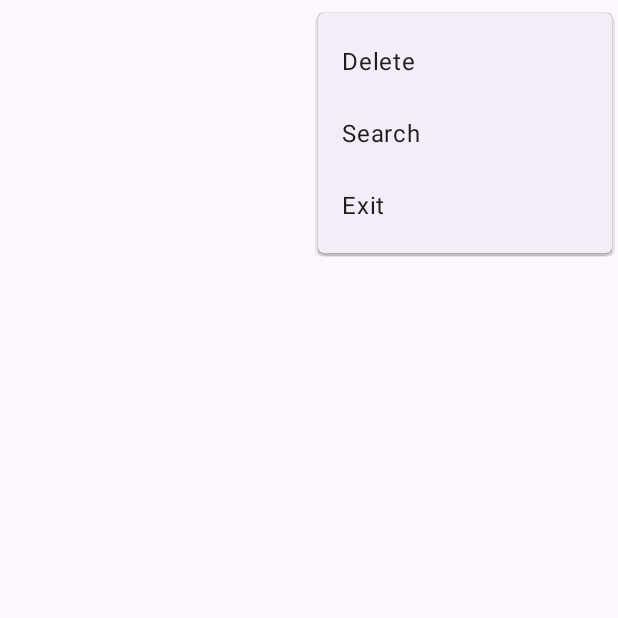
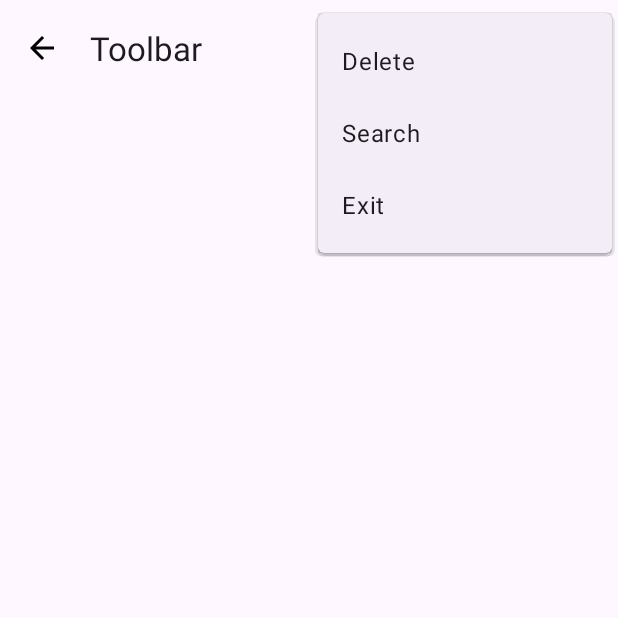
Before and after one commit to Rafaella-Sbizarro/AppMenuTopbar, an Android app: the screen it shows after launch (MainActivity), with the options menu open, on a phone screen of 412 x 824 dp, the top half of it. Run offline under Robolectric (Android 15) with nearby library versions, the phone set to English and light mode, and no system bars.

```diff
--- a/app/src/main/AndroidManifest.xml
+++ b/app/src/main/AndroidManifest.xml
@@ -13,6 +13,9 @@
         android:theme="@style/Theme.MyApp"
         tools:targetApi="31">
         <activity
+            android:name=".MenuPrincipalActivity"
+            android:exported="false" />
+        <activity
             android:name=".MainActivity"
             android:exported="true">
             <intent-filter>
--- /dev/null
+++ b/app/src/main/res/drawable/baseline_arrow_back.xml
@@ -0,0 +1,5 @@
+<vector xmlns:android="http://schemas.android.com/apk/res/android" android:autoMirrored="true" android:height="24dp" android:tint="#000000" android:viewportHeight="24" android:viewportWidth="24" android:width="24dp">
+
+    <path android:fillColor="@android:color/white" android:pathData="M20,11H7.83l5.59,-5.59L12,4l-8,8 8,8 1.41,-1.41L7.83,13H20v-2z"/>
+
+</vector>
--- /dev/null
+++ b/app/src/main/res/drawable/baseline_menu.xml
@@ -0,0 +1,5 @@
+<vector xmlns:android="http://schemas.android.com/apk/res/android" android:height="24dp" android:tint="#000000" android:viewportHeight="24" android:viewportWidth="24" android:width="24dp">
+
+    <path android:fillColor="@android:color/white" android:pathData="M3,18h18v-2L3,16v2zM3,13h18v-2L3,11v2zM3,6v2h18L21,6L3,6z"/>
+
+</vector>
--- a/app/src/main/res/layout/activity_main.xml
+++ b/app/src/main/res/layout/activity_main.xml
@@ -1,5 +1,5 @@
 <?xml version="1.0" encoding="utf-8"?>
-   <RelativeLayout xmlns:android="http://schemas.android.com/apk/res/android"
+<RelativeLayout xmlns:android="http://schemas.android.com/apk/res/android"
     xmlns:app="http://schemas.android.com/apk/res-auto"
     xmlns:tools="http://schemas.android.com/tools"
     android:id="@+id/main"
@@ -12,12 +12,12 @@
         android:layout_height="wrap_content">
 
         <com.google.android.material.appbar.MaterialToolbar
+            android:id="@+id/idTopBar"
             android:layout_width="match_parent"
             android:layout_height="wrap_content"
-
-            app:menu="@menu/menu_topbar"
-            />
-
+            app:navigationIcon="@drawable/baseline_arrow_back"
+            app:title="Toolbar"
+            app:menu="@menu/menu_topbar" />
 
 
     </com.google.android.material.appbar.AppBarLayout>
--- a/app/src/main/res/menu/menu_topbar.xml
+++ b/app/src/main/res/menu/menu_topbar.xml
@@ -3,39 +3,34 @@
     xmlns:app="http://schemas.android.com/apk/res-auto">
 
     <item
+        android:id="@+id/mArquivo"
+        android:icon="@drawable/baseline_archive_"
         android:title="Arquivo"
-        android:icon="@drawable/baseline_archive_"
-        android:id="@+id/mArquivo"
-        app:showAsAction="ifRoom"/>
+        app:showAsAction="ifRoom" />
 
     <item
+        android:id="@+id/mChange"
+        android:icon="@drawable/baseline_change_circle_"
         android:title="Change"
-        android:icon="@drawable/baseline_change_circle_"
-        android:id="@+id/mChange"
-        app:showAsAction="ifRoom"/>
+        app:showAsAction="ifRoom" />
 
     <item
+        android:id="@+id/mDelete"
+        android:icon="@drawable/baseline_delete_"
         android:title="Delete"
-        android:icon="@drawable/baseline_delete_"
-        android:id="@+id/mDelete"
-        app:showAsAction="ifRoom"/>
+        app:showAsAction="ifRoom" />
 
     <item
+        android:id="@+id/mSearch"
+        android:icon="@drawable/baseline_search_"
         android:title="Search"
-        android:icon="@drawable/baseline_search_"
-        android:id="@+id/mSearch"
-        app:showAsAction="ifRoom"/>
+        app:showAsAction="ifRoom" />
 
     <item
+        android:id="@+id/mExit"
+        android:icon="@drawable/baseline_exit_to_app_"
         android:title="Exit"
-        android:icon="@drawable/baseline_exit_to_app_"
-        android:id="@+id/mExit"
-        app:showAsAction="ifRoom"/>
-
-
-
-
-
+        app:showAsAction="ifRoom" />
 
 
 </menu>
--- a/gradle/libs.versions.toml
+++ b/gradle/libs.versions.toml
@@ -1,5 +1,5 @@
 [versions]
-agp = "8.8.1"
+agp = "8.9.1"
 junit = "4.13.2"
 junitVersion = "1.1.5"
 espressoCore = "3.5.1"
```
Also changed, not shown: app/build.gradle.kts (+11 -0 lines), app/src/main/java/br/com/etecia/myapp/MenuPrincipalActivity.java (added, +24 -0 lines), app/src/main/res/layout/menu_principal_layout.xml (added, +19 -0 lines), app/src/main/res/menu/menu_bottombar.xml (added, +35 -0 lines), gradle/wrapper/gradle-wrapper.properties.
